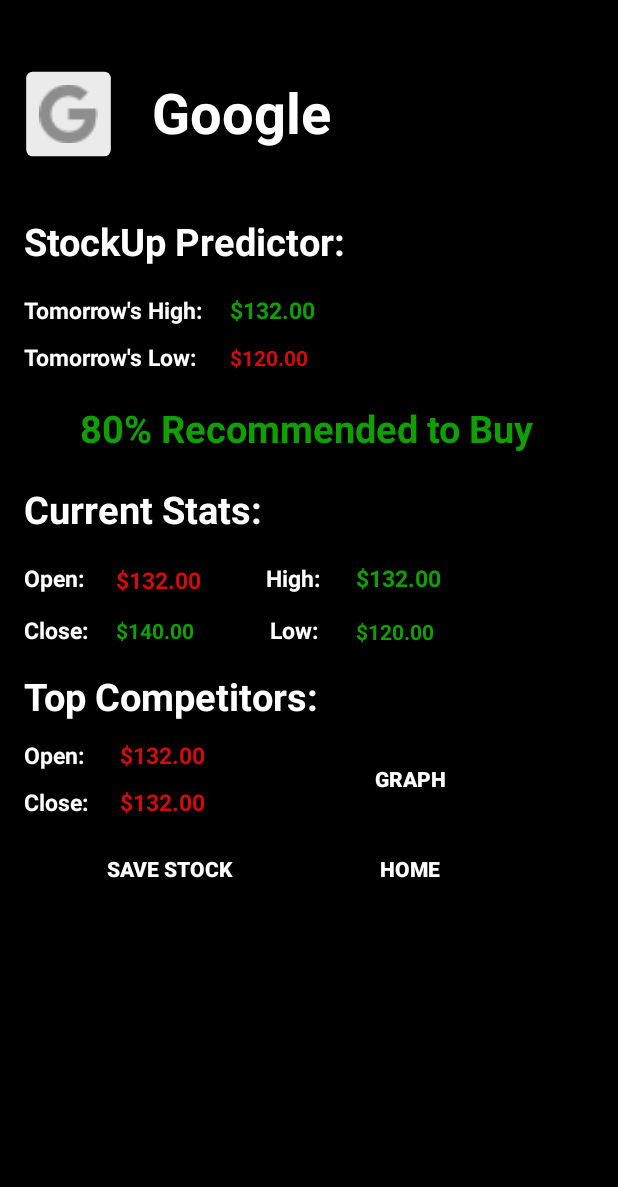
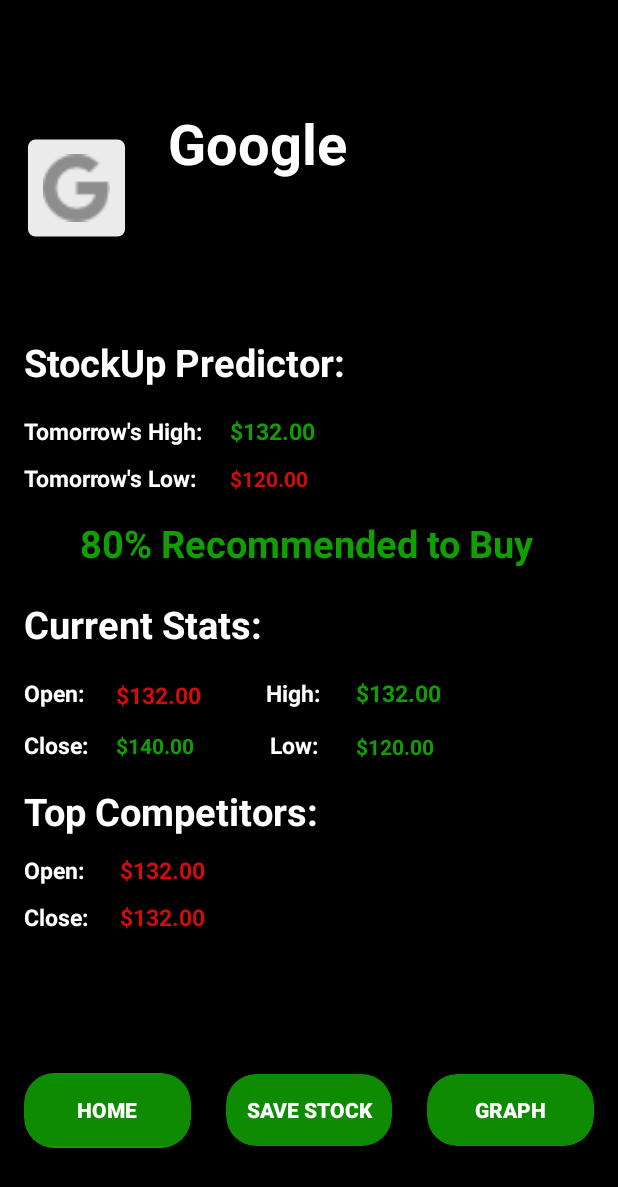
Before and after one commit to CS196Illinois/g2_stockprediction, an Android app: the layout activity_stock_page.xml on its own in the app's theme, with its tools: preview values and no code run, on a phone screen of 412 x 824 dp. Shown: the top 1187 px of the screen. Run offline under Robolectric (Android 15) with nearby library versions, the phone set to English and light mode, and no system bars.

Commit message:
Everything works so far

```diff
--- a/front end/app/src/main/res/layout/activity_log_in_page.xml
+++ b/front end/app/src/main/res/layout/activity_log_in_page.xml
@@ -83,6 +83,32 @@
         app:layout_constraintStart_toStartOf="parent"
         app:layout_constraintTop_toTopOf="@+id/etUsernameLogIn" />
 
+    <android.support.v7.widget.CardView
+        android:layout_width="88dp"
+        android:layout_height="48dp"
+        android:elevation="20dp"
+        app:cardBackgroundColor="@color/colorPrimary"
+        app:cardCornerRadius="50px"
+        app:layout_constraintBottom_toBottomOf="@+id/btnSignUp"
+        app:layout_constraintEnd_toEndOf="@+id/btnSignUp"
+        app:layout_constraintStart_toStartOf="@+id/btnSignUp"
+        app:layout_constraintTop_toTopOf="@+id/btnSignUp">
+
+    </android.support.v7.widget.CardView>
+
+    <android.support.v7.widget.CardView
+        android:layout_width="88dp"
+        android:layout_height="48dp"
+        android:elevation="20dp"
+        app:cardBackgroundColor="@color/colorPrimary"
+        app:cardCornerRadius="50px"
+        app:layout_constraintBottom_toBottomOf="@+id/btnLogIn"
+        app:layout_constraintEnd_toEndOf="@+id/btnLogIn"
+        app:layout_constraintStart_toStartOf="@+id/btnLogIn"
+        app:layout_constraintTop_toTopOf="@+id/btnLogIn">
+
+    </android.support.v7.widget.CardView>
+
     <Button
         android:id="@+id/btnLogIn"
         android:layout_width="wrap_content"
@@ -90,7 +116,7 @@
         android:layout_marginEnd="21dp"
         android:layout_marginRight="21dp"
         android:layout_marginBottom="136dp"
-        android:background="@color/common_google_signin_btn_text_light_default"
+        android:background="@color/common_google_signin_btn_text_light_disabled"
         android:text="Log In"
         app:layout_constraintBottom_toBottomOf="parent"
         app:layout_constraintEnd_toStartOf="@+id/btnSignUp"
@@ -104,7 +130,7 @@
         android:layout_height="wrap_content"
         android:layout_marginEnd="1dp"
         android:layout_marginRight="1dp"
-        android:background="@color/common_google_signin_btn_text_light_default"
+        android:background="@color/common_google_signin_btn_text_light_disabled"
         android:text="Sign Up"
         app:layout_constraintBaseline_toBaselineOf="@+id/btnLogIn"
         app:layout_constraintEnd_toEndOf="parent"
--- a/front end/app/src/main/res/layout/activity_stock_page.xml
+++ b/front end/app/src/main/res/layout/activity_stock_page.xml
@@ -7,53 +7,85 @@
     android:background="@color/common_google_signin_btn_text_dark_focused"
     tools:context=".StockPage">
 
+    <android.support.v7.widget.CardView
+        android:id="@+id/cardView"
+        android:layout_width="0dp"
+        android:layout_height="50dp"
+        android:elevation="20dp"
+        app:cardBackgroundColor="@color/colorPrimary"
+        app:cardCornerRadius="20dp"
+        app:layout_constraintBottom_toBottomOf="@+id/btnHome"
+        app:layout_constraintEnd_toEndOf="@+id/btnHome"
+        app:layout_constraintStart_toStartOf="@+id/btnHome"
+        app:layout_constraintTop_toTopOf="@+id/btnHome"></android.support.v7.widget.CardView>
+
+    <android.support.v7.widget.CardView
+        android:id="@+id/cardView2"
+        android:layout_width="0dp"
+        android:layout_height="0dp"
+        android:elevation="20dp"
+        app:cardBackgroundColor="@color/colorPrimary"
+        app:cardCornerRadius="20dp"
+        app:layout_constraintBottom_toBottomOf="@+id/btnSave"
+        app:layout_constraintEnd_toEndOf="@+id/btnSave"
+        app:layout_constraintStart_toStartOf="@+id/btnSave"
+        app:layout_constraintTop_toTopOf="@+id/btnSave"></android.support.v7.widget.CardView>
+
+    <android.support.v7.widget.CardView
+        android:id="@+id/cardView3"
+        android:layout_width="0dp"
+        android:layout_height="0dp"
+        android:elevation="20dp"
+        app:cardBackgroundColor="@color/colorPrimary"
+        app:cardCornerRadius="20dp"
+        app:layout_constraintBottom_toBottomOf="@+id/btnGraph"
+        app:layout_constraintEnd_toEndOf="@+id/btnGraph"
+        app:layout_constraintStart_toStartOf="@+id/btnGraph"
+        app:layout_constraintTop_toTopOf="@+id/btnGraph"></android.support.v7.widget.CardView>
+
     <Button
         android:id="@+id/btnGraph"
-        android:layout_width="111dp"
+        android:layout_width="0dp"
         android:layout_height="wrap_content"
-        android:layout_marginTop="60dp"
-        android:layout_marginBottom="8dp"
-        android:background="@android:color/transparent"
+        android:layout_marginEnd="16dp"
+        android:layout_marginRight="16dp"
+        android:background="@color/common_google_signin_btn_text_light_disabled"
         android:text="Graph"
         android:textStyle="bold"
-        app:layout_constraintBottom_toTopOf="@+id/btnHome"
-        app:layout_constraintEnd_toEndOf="@+id/btnHome"
-        app:layout_constraintStart_toStartOf="@+id/btnHome"
-        app:layout_constraintTop_toBottomOf="@+id/txtCurLow" />
+        app:layout_constraintBottom_toBottomOf="@+id/cardView2"
+        app:layout_constraintEnd_toEndOf="parent"
+        app:layout_constraintStart_toEndOf="@+id/btnSave"
+        app:layout_constraintTop_toTopOf="@+id/cardView2" />
 
     <Button
         android:id="@+id/btnHome"
-        android:layout_width="111dp"
+        android:layout_width="0dp"
         android:layout_height="wrap_content"
-        android:layout_marginStart="204dp"
-        android:layout_marginLeft="204dp"
-        android:layout_marginEnd="50dp"
-        android:layout_marginRight="50dp"
-        android:background="@android:color/transparent"
+        android:layout_marginStart="16dp"
+        android:layout_marginLeft="16dp"
+        android:layout_marginEnd="23dp"
+        android:layout_marginRight="23dp"
+        android:layout_marginBottom="60dp"
+        android:background="@color/common_google_signin_btn_text_light_disabled"
         android:text="Home"
         android:textStyle="bold"
-        app:layout_constraintEnd_toEndOf="parent"
-        app:layout_constraintHorizontal_bias="0.304"
-        app:layout_constraintHorizontal_chainStyle="packed"
-        app:layout_constraintStart_toStartOf="parent"
-        app:layout_constraintTop_toTopOf="@+id/btnSave" />
+        app:layout_constraintBottom_toBottomOf="parent"
+        app:layout_constraintEnd_toStartOf="@+id/btnSave"
+        app:layout_constraintStart_toStartOf="parent" />
 
     <Button
         android:id="@+id/btnSave"
-        android:layout_width="111dp"
+        android:layout_width="0dp"
         android:layout_height="wrap_content"
-        android:layout_marginStart="64dp"
-        android:layout_marginLeft="64dp"
-        android:layout_marginTop="10dp"
-        android:layout_marginEnd="250dp"
-        android:layout_marginRight="250dp"
-        android:background="@android:color/transparent"
+        android:layout_marginEnd="23dp"
+        android:layout_marginRight="23dp"
+        android:background="@color/common_google_signin_btn_text_light_disabled"
         android:text="Save Stock"
         android:textStyle="bold"
-        app:layout_constraintEnd_toEndOf="parent"
-        app:layout_constraintHorizontal_chainStyle="packed"
-        app:layout_constraintStart_toStartOf="parent"
-        app:layout_constraintTop_toBottomOf="@+id/txtComp2Price" />
+        app:layout_constraintBottom_toBottomOf="@+id/cardView"
+        app:layout_constraintEnd_toStartOf="@+id/btnGraph"
+        app:layout_constraintStart_toEndOf="@+id/btnHome"
+        app:layout_constraintTop_toTopOf="@+id/cardView" />
 
     <TextView
         android:id="@+id/txtComp2Price"
@@ -247,12 +279,12 @@
     <ImageView
         android:id="@+id/imgLogo"
         android:layout_width="78dp"
-        android:layout_height="68dp"
-        android:layout_marginTop="35dp"
+        android:layout_height="0dp"
+        android:layout_marginTop="42dp"
         android:layout_marginEnd="10dp"
         android:layout_marginRight="10dp"
-        android:layout_marginBottom="27dp"
-        app:layout_constraintBottom_toTopOf="@+id/textView5"
+        android:layout_marginBottom="50dp"
+        app:layout_constraintBottom_toBottomOf="@+id/textView5"
         app:layout_constraintEnd_toStartOf="@+id/txtName"
         app:layout_constraintStart_toStartOf="parent"
         app:layout_constraintTop_toTopOf="parent"
@@ -262,9 +294,9 @@
         android:id="@+id/txtName"
         android:layout_width="wrap_content"
         android:layout_height="wrap_content"
-        android:layout_marginStart="101dp"
-        android:layout_marginLeft="101dp"
-        android:layout_marginTop="7dp"
+        android:layout_marginStart="112dp"
+        android:layout_marginLeft="112dp"
+        android:layout_marginTop="28dp"
         android:text="Google"
         android:textColor="@color/colorAccent"
         android:textSize="37sp"
@@ -279,10 +311,12 @@
         android:layout_marginStart="16dp"
         android:layout_marginLeft="16dp"
         android:layout_marginTop="143dp"
+        android:layout_marginBottom="377dp"
         android:text="StockUp Predictor:"
         android:textColor="@color/colorAccent"
         android:textSize="25sp"
         android:textStyle="bold"
+        app:layout_constraintBottom_toTopOf="@+id/cardView2"
         app:layout_constraintStart_toStartOf="parent"
         app:layout_constraintTop_toTopOf="parent" />
 
@@ -344,15 +378,17 @@
         android:layout_height="wrap_content"
         android:layout_marginStart="26dp"
         android:layout_marginLeft="26dp"
-        android:layout_marginTop="19dp"
+        android:layout_marginTop="264dp"
         android:layout_marginEnd="45dp"
         android:layout_marginRight="45dp"
+        android:layout_marginBottom="256dp"
         android:text="80% Recommended to Buy"
         android:textColor="@color/colorPrimary"
         android:textSize="25sp"
         android:textStyle="bold"
+        app:layout_constraintBottom_toTopOf="@+id/cardView3"
         app:layout_constraintEnd_toEndOf="parent"
         app:layout_constraintStart_toStartOf="@+id/textView7"
-        app:layout_constraintTop_toBottomOf="@+id/textView7" />
+        app:layout_constraintTop_toTopOf="parent" />
 
 </android.support.constraint.ConstraintLayout>
```
